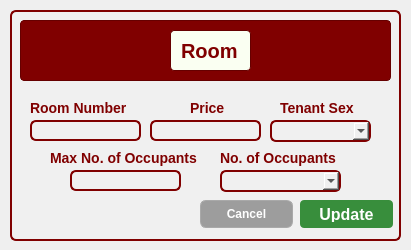
Before: the Qt Designer form CCC151-Group--BH-Management-System/UI_Files/EditRoom.ui in Kris2103/CCC151-Group--BH-Management-System, drawn with Qt 5.
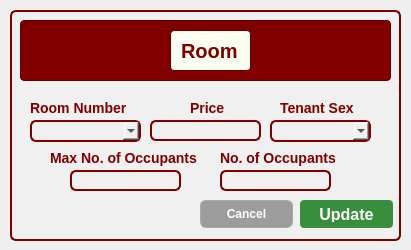
After: the same form once the commit is applied.

What changed in the file:
```diff
--- a/CCC151-Group--BH-Management-System/UI_Files/EditRoom.ui
+++ b/CCC151-Group--BH-Management-System/UI_Files/EditRoom.ui
@@ -87,16 +87,6 @@
      </property>
     </widget>
    </widget>
-   <widget class="QLineEdit" name="RoomNumberLineEdit">
-    <property name="geometry">
-     <rect>
-      <x>20</x>
-      <y>110</y>
-      <width>111</width>
-      <height>21</height>
-     </rect>
-    </property>
-   </widget>
    <widget class="QLabel" name="label_3">
     <property name="geometry">
      <rect>
@@ -252,16 +242,6 @@
      </rect>
     </property>
    </widget>
-   <widget class="QComboBox" name="NoOfOccupantsComboBox">
-    <property name="geometry">
-     <rect>
-      <x>210</x>
-      <y>160</y>
-      <width>121</width>
-      <height>22</height>
-     </rect>
-    </property>
-   </widget>
    <widget class="QLabel" name="label_13">
     <property name="geometry">
      <rect>
@@ -294,6 +274,26 @@
      </rect>
     </property>
    </widget>
+   <widget class="QComboBox" name="RoomNumberComboBox">
+    <property name="geometry">
+     <rect>
+      <x>20</x>
+      <y>110</y>
+      <width>111</width>
+      <height>22</height>
+     </rect>
+    </property>
+   </widget>
+   <widget class="QLineEdit" name="NoOfOccupants">
+    <property name="geometry">
+     <rect>
+      <x>210</x>
+      <y>160</y>
+      <width>111</width>
+      <height>21</height>
+     </rect>
+    </property>
+   </widget>
   </widget>
  </widget>
  <resources/>
```
